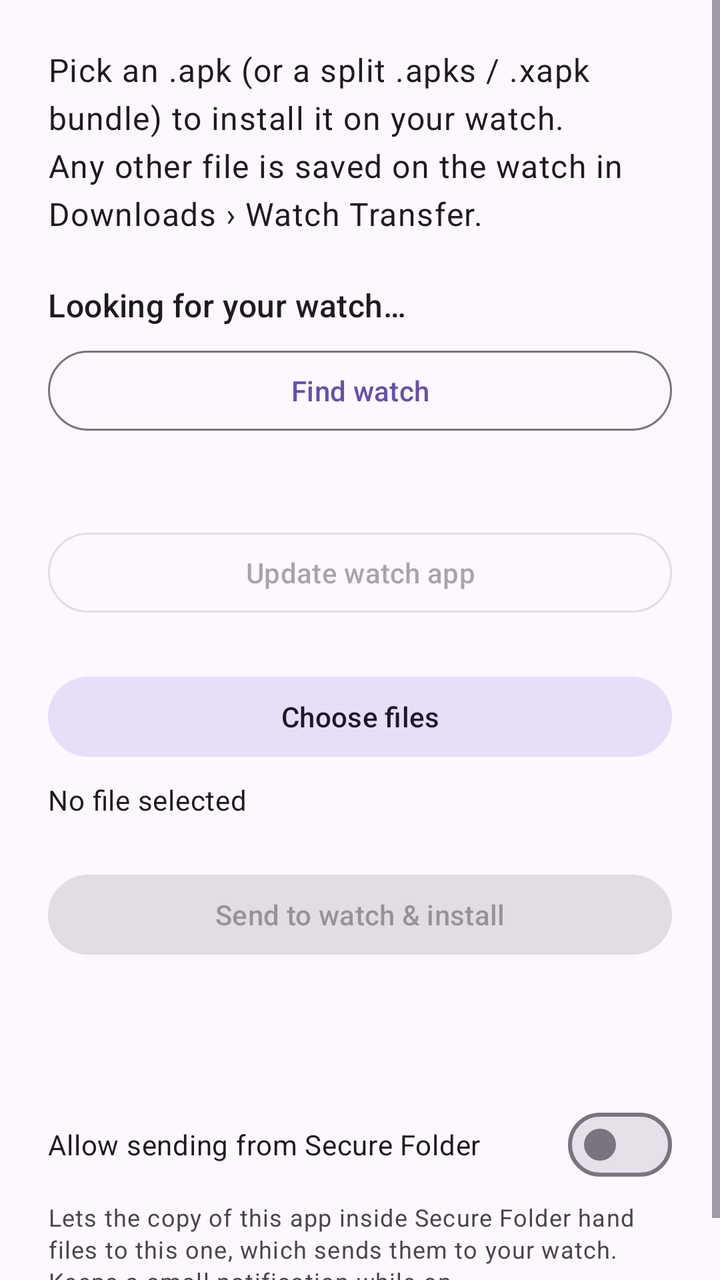
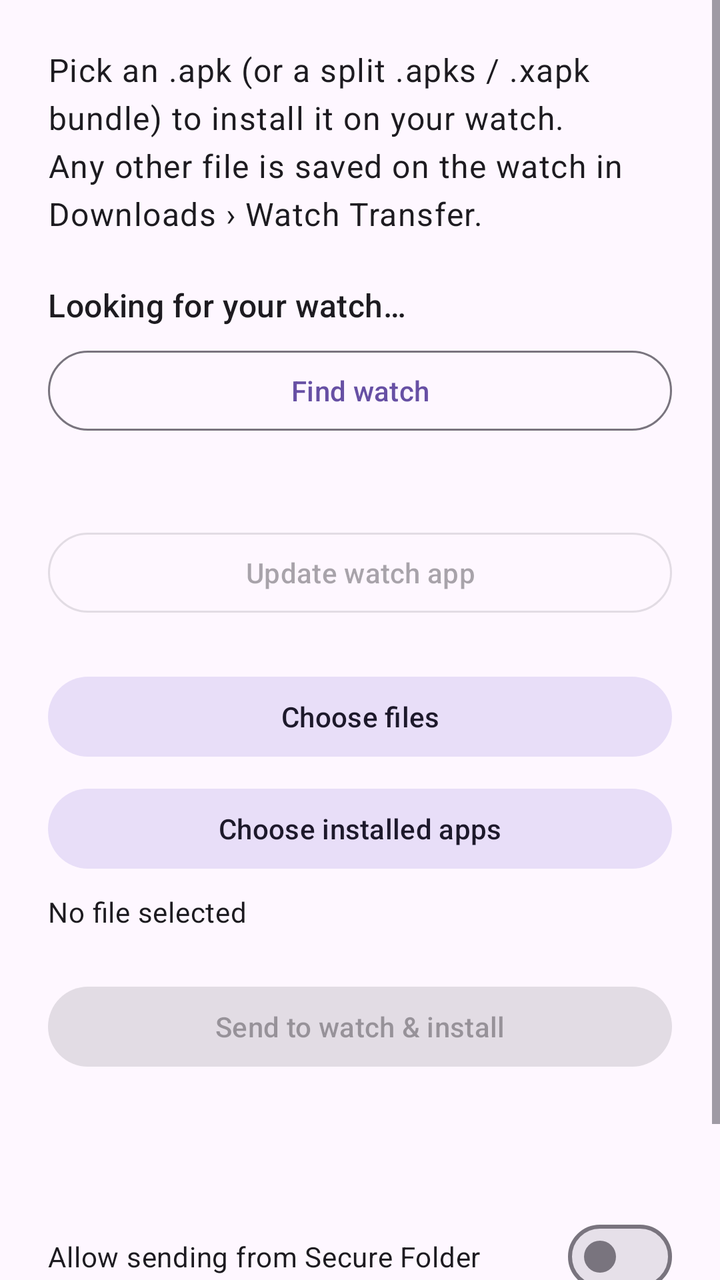

An Android layout rendered at two revisions. The XML below is the earlier revision; the diff shows what the commit changed to produce the second picture.
<!-- AndroidManifest.xml: application theme Theme.WatchApkInstaller -->
<!-- res/layout/activity_main.xml -->
<?xml version="1.0" encoding="utf-8"?>
<ScrollView xmlns:android="http://schemas.android.com/apk/res/android"
    xmlns:app="http://schemas.android.com/apk/res-auto"
    android:layout_width="match_parent"
    android:layout_height="match_parent"
    android:fitsSystemWindows="true">

    <LinearLayout
        android:layout_width="match_parent"
        android:layout_height="wrap_content"
        android:orientation="vertical"
        android:padding="24dp">

        <TextView
            android:layout_width="match_parent"
            android:layout_height="wrap_content"
            android:text="@string/intro"
            android:textAppearance="?attr/textAppearanceBodyLarge" />

        <TextView
            android:id="@+id/watchStatus"
            android:layout_width="match_parent"
            android:layout_height="wrap_content"
            android:layout_marginTop="24dp"
            android:text="@string/searching"
            android:textAppearance="?attr/textAppearanceTitleMedium" />

        <com.google.android.material.button.MaterialButton
            android:id="@+id/findWatchButton"
            style="@style/Widget.Material3.Button.OutlinedButton"
            android:layout_width="match_parent"
            android:layout_height="wrap_content"
            android:layout_marginTop="8dp"
            android:text="@string/find_watch" />

        <TextView
            android:id="@+id/watchAppText"
            android:layout_width="match_parent"
            android:layout_height="wrap_content"
            android:layout_marginTop="16dp"
            android:textAppearance="?attr/textAppearanceBodyMedium" />

        <com.google.android.material.button.MaterialButton
            android:id="@+id/updateWatchButton"
            style="@style/Widget.Material3.Button.OutlinedButton"
            android:layout_width="match_parent"
            android:layout_height="wrap_content"
            android:layout_marginTop="8dp"
            android:enabled="false"
            android:text="@string/update_watch_app" />

        <com.google.android.material.button.MaterialButton
            android:id="@+id/pickButton"
            style="@style/Widget.Material3.Button.TonalButton"
            android:layout_width="match_parent"
            android:layout_height="wrap_content"
            android:layout_marginTop="24dp"
            android:text="@string/pick_apk" />

        <TextView
            android:id="@+id/fileText"
            android:layout_width="match_parent"
            android:layout_height="wrap_content"
            android:layout_marginTop="8dp"
            android:text="@string/no_file"
            android:textAppearance="?attr/textAppearanceBodyMedium" />

        <com.google.android.material.materialswitch.MaterialSwitch
            android:id="@+id/installSwitch"
            android:layout_width="match_parent"
            android:layout_height="wrap_content"
            android:layout_marginTop="8dp"
            android:checked="true"
            android:text="@string/install_switch"
            android:visibility="gone" />

        <TextView
            android:id="@+id/methodLabel"
            android:layout_width="match_parent"
            android:layout_height="wrap_content"
            android:layout_marginTop="16dp"
            android:text="@string/method_label"
            android:textAppearance="?attr/textAppearanceTitleSmall"
            android:visibility="gone" />

        <com.google.android.material.button.MaterialButtonToggleGroup
            android:id="@+id/methodGroup"
            android:layout_width="match_parent"
            android:layout_height="wrap_content"
            android:layout_marginTop="4dp"
            android:visibility="gone"
            app:checkedButton="@id/methodBluetooth"
            app:selectionRequired="true"
            app:singleSelection="true">

            <com.google.android.material.button.MaterialButton
                android:id="@+id/methodBluetooth"
                style="?attr/materialButtonOutlinedStyle"
                android:layout_width="0dp"
                android:layout_height="wrap_content"
                android:layout_weight="1"
                android:text="@string/method_bluetooth" />

            <com.google.android.material.button.MaterialButton
                android:id="@+id/methodWifi"
                style="?attr/materialButtonOutlinedStyle"
                android:layout_width="0dp"
                android:layout_height="wrap_content"
                android:layout_weight="1"
                android:text="@string/method_wifi" />
        </com.google.android.material.button.MaterialButtonToggleGroup>

        <TextView
            android:id="@+id/methodHint"
            android:layout_width="match_parent"
            android:layout_height="wrap_content"
            android:layout_marginTop="4dp"
            android:textAppearance="?attr/textAppearanceBodySmall"
            android:visibility="gone" />

        <TextView
            android:id="@+id/wifiProblemText"
            android:layout_width="match_parent"
            android:layout_height="wrap_content"
            android:layout_marginTop="8dp"
            android:textAppearance="?attr/textAppearanceBodySmall"
            android:textColor="?attr/colorError"
            android:textIsSelectable="true"
            android:visibility="gone" />

        <com.google.android.material.button.MaterialButton
            android:id="@+id/sendButton"
            android:layout_width="match_parent"
            android:layout_height="wrap_content"
            android:layout_marginTop="24dp"
            android:enabled="false"
            android:text="@string/send" />

        <LinearLayout
            android:id="@+id/progressGroup"
            android:layout_width="match_parent"
            android:layout_height="wrap_content"
            android:layout_marginTop="24dp"
            android:orientation="vertical"
            android:visibility="gone">

            <LinearLayout
                android:layout_width="match_parent"
                android:layout_height="wrap_content"
                android:orientation="horizontal">

                <TextView
                    android:id="@+id/transferLabel"
                    android:layout_width="0dp"
                    android:layout_height="wrap_content"
                    android:layout_weight="1"
                    android:text="@string/transfer_label"
                    android:textAppearance="?attr/textAppearanceTitleSmall" />

                <TextView
                    android:id="@+id/transferText"
                    android:layout_width="wrap_content"
                    android:layout_height="wrap_content"
                    android:textAppearance="?attr/textAppearanceBodyMedium" />
            </LinearLayout>

            <com.google.android.material.progressindicator.LinearProgressIndicator
                android:id="@+id/transferProgress"
                android:layout_width="match_parent"
                android:layout_height="wrap_content"
                android:layout_marginTop="6dp"
                android:max="100"
                app:trackCornerRadius="4dp"
                app:trackThickness="8dp" />

            <LinearLayout
                android:id="@+id/installSection"
                android:layout_width="match_parent"
                android:layout_height="wrap_content"
                android:layout_marginTop="20dp"
                android:orientation="vertical">

                <LinearLayout
                    android:layout_width="match_parent"
                    android:layout_height="wrap_content"
                    android:orientation="horizontal">

                    <TextView
                        android:layout_width="0dp"
                        android:layout_height="wrap_content"
                        android:layout_weight="1"
                        android:text="@string/install_label"
                        android:textAppearance="?attr/textAppearanceTitleSmall" />

                    <TextView
                        android:id="@+id/installText"
                        android:layout_width="wrap_content"
                        android:layout_height="wrap_content"
                        android:textAppearance="?attr/textAppearanceBodyMedium" />
                </LinearLayout>

                <com.google.android.material.progressindicator.LinearProgressIndicator
                    android:id="@+id/installProgress"
                    android:layout_width="match_parent"
                    android:layout_height="wrap_content"
                    android:layout_marginTop="6dp"
                    android:max="100"
                    app:trackCornerRadius="4dp"
                    app:trackThickness="8dp" />
            </LinearLayout>

            <com.google.android.material.button.MaterialButton
                android:id="@+id/stopButton"
                android:layout_width="match_parent"
                android:layout_height="wrap_content"
                android:layout_marginTop="20dp"
                android:backgroundTint="?attr/colorError"
                android:text="@string/stop"
                android:textColor="?attr/colorOnError"
                android:visibility="gone" />
        </LinearLayout>

        <TextView
            android:id="@+id/statusText"
            android:layout_width="match_parent"
            android:layout_height="wrap_content"
            android:layout_marginTop="16dp"
            android:textAppearance="?attr/textAppearanceBodyMedium"
            android:textIsSelectable="true" />

        <com.google.android.material.materialswitch.MaterialSwitch
            android:id="@+id/relaySwitch"
            android:layout_width="match_parent"
            android:layout_height="wrap_content"
            android:layout_marginTop="32dp"
            android:text="@string/relay_switch" />

        <TextView
            android:layout_width="match_parent"
            android:layout_height="wrap_content"
            android:layout_marginTop="4dp"
            android:text="@string/relay_switch_hint"
            android:textAppearance="?attr/textAppearanceBodySmall" />

        <TextView
            android:id="@+id/relayStatusText"
            android:layout_width="match_parent"
            android:layout_height="wrap_content"
            android:layout_marginTop="4dp"
            android:textAppearance="?attr/textAppearanceBodySmall"
            android:textIsSelectable="true"
            android:visibility="gone" />
    </LinearLayout>
</ScrollView>
<!-- resources referenced by this layout -->
<resources>
  <string name="find_watch">Find watch</string>
  <string name="install_label">Install on watch</string>
  <string name="install_switch">Install on the watch (off: just save the APK)</string>
  <string name="intro">Pick an .apk (or a split .apks / .xapk bundle) to install it on your watch. Any other file is saved on the watch in Downloads › Watch Transfer.</string>
  <string name="method_bluetooth">Bluetooth</string>
  <string name="method_label">Transfer method</string>
  <string name="method_wifi">Wi‑Fi (fast)</string>
  <string name="no_file">No file selected</string>
  <string name="pick_apk">Choose files</string>
  <string name="relay_switch">Allow sending from Secure Folder</string>
  <string name="relay_switch_hint">Lets the copy of this app inside Secure Folder hand files to this one, which sends them to your watch. Keeps a small notification while on.</string>
  <string name="searching">Looking for your watch…</string>
  <string name="send">Send to watch &amp; install</string>
  <string name="stop">Stop</string>
  <string name="transfer_label">Transfer to watch</string>
  <string name="update_watch_app">Update watch app</string>
  <style name="Theme.WatchApkInstaller" parent="Theme.Material3.DayNight" />
</resources>

<!-- the commit's change to res/layout/activity_main.xml (unified diff, before → after) -->
@@ -57,6 +57,14 @@
             android:layout_marginTop="24dp"
             android:text="@string/pick_apk" />
 
+        <com.google.android.material.button.MaterialButton
+            android:id="@+id/pickAppsButton"
+            style="@style/Widget.Material3.Button.TonalButton"
+            android:layout_width="match_parent"
+            android:layout_height="wrap_content"
+            android:layout_marginTop="8dp"
+            android:text="@string/pick_apps" />
+
         <TextView
             android:id="@+id/fileText"
             android:layout_width="match_parent"
<!-- resource entries referenced after the edit -->
@@ -9,6 +9,7 @@
   <string name="method_wifi">Wi‑Fi (fast)</string>
   <string name="no_file">No file selected</string>
   <string name="pick_apk">Choose files</string>
+  <string name="pick_apps">Choose installed apps</string>
   <string name="relay_switch">Allow sending from Secure Folder</string>
   <string name="relay_switch_hint">Lets the copy of this app inside Secure Folder hand files to this one, which sends them to your watch. Keeps a small notification while on.</string>
   <string name="searching">Looking for your watch…</string>
